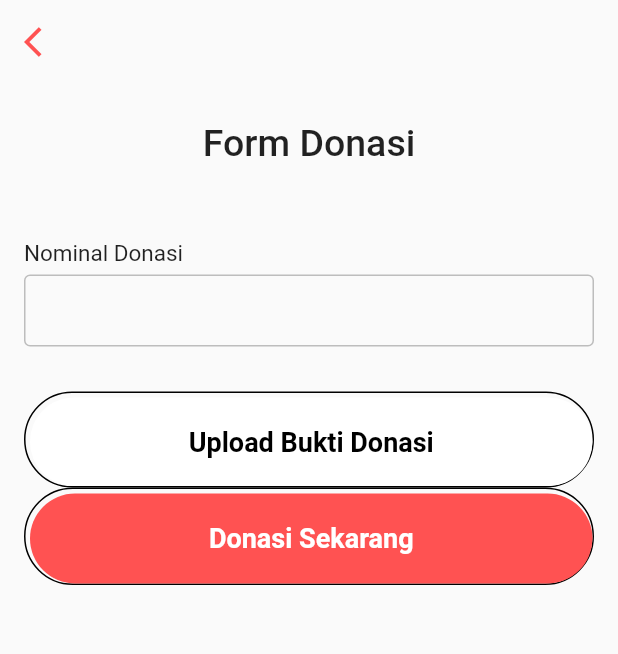
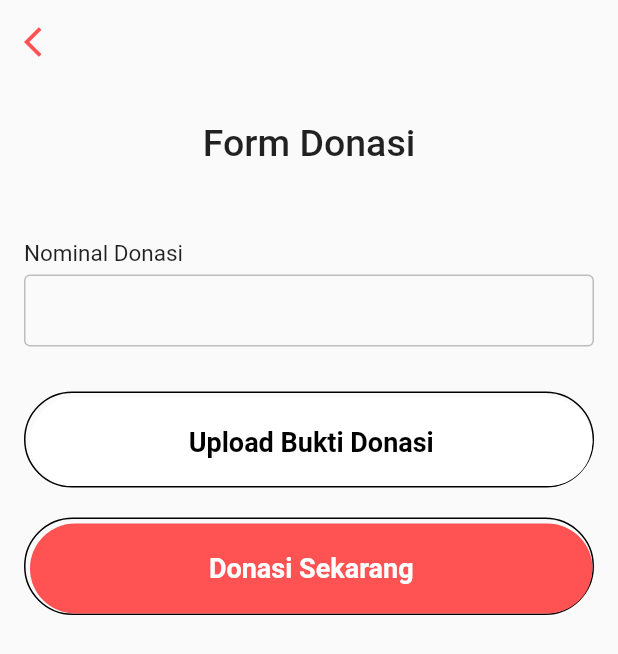
Before and after one commit to fikrykri/flutter_ayo_zakat, a Flutter app: the ProsesDonasi screen opened directly, on a phone screen of 412 x 824 dp. Shown: the top 654 px of the screen. Run offline on Flutter 3.47's test engine with Material 2 defaults, Android fonts, the light colour scheme and no system bars; our stand-ins replace cloud_firestore, firebase_auth, firebase_core, firebase_storage, flutter_spinkit, image_picker and 3 more; accounts and stored records are empty.

Commit message:
mengubah icon aplikasi

```diff
--- a/lib/Pages/Donasi/proses_donasi_page.dart
+++ b/lib/Pages/Donasi/proses_donasi_page.dart
@@ -106,6 +106,9 @@ class _ProsesDonasiState extends State<ProsesDonasi> {
                     ),
                   ),
                 ),
+              ),
+              SizedBox(
+                height: 20,
               ),
               MyAnimation(
                 1.4,
--- a/pubspec.yaml
+++ b/pubspec.yaml
@@ -47,6 +47,12 @@ dev_dependencies:
   flutter_test:
     sdk: flutter
   change_app_package_name: ^0.1.2
+  flutter_launcher_icons: ^0.8.0
+
+flutter_icons:
+  android: "launcher_icon"
+  ios: true
+  image_path: "assets/images/logo-ayo-zakat.png"
 
 # For information on the generic Dart part of this file, see the
 # following page: https://dart.dev/tools/pub/pubspec
```
Also changed, not shown: pubspec.lock, 22 other files.
